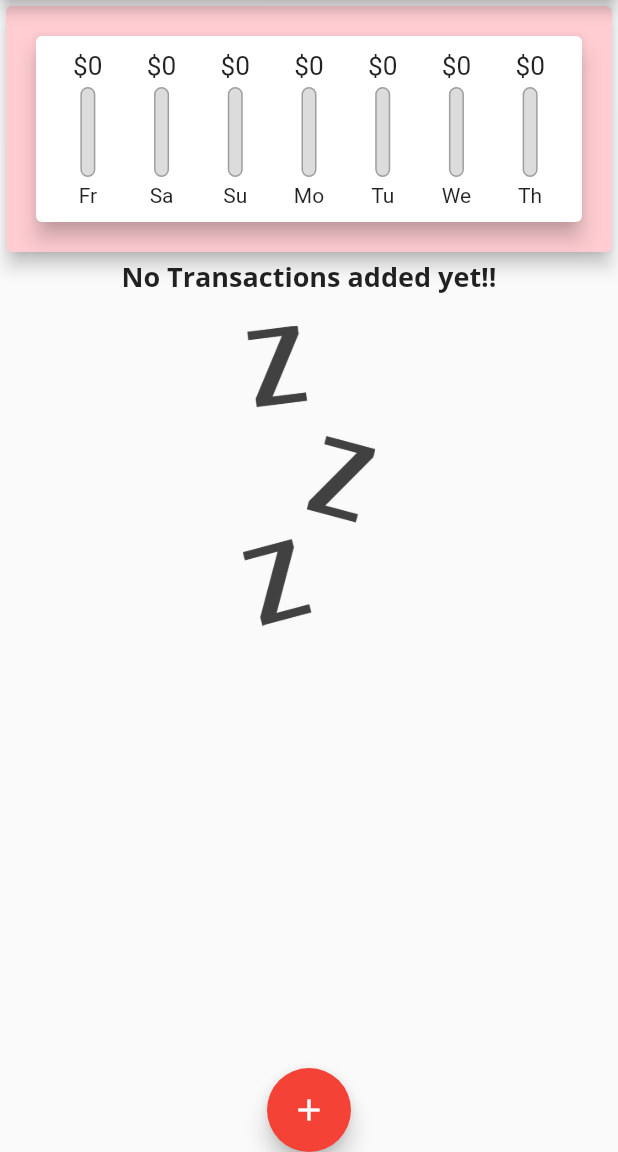
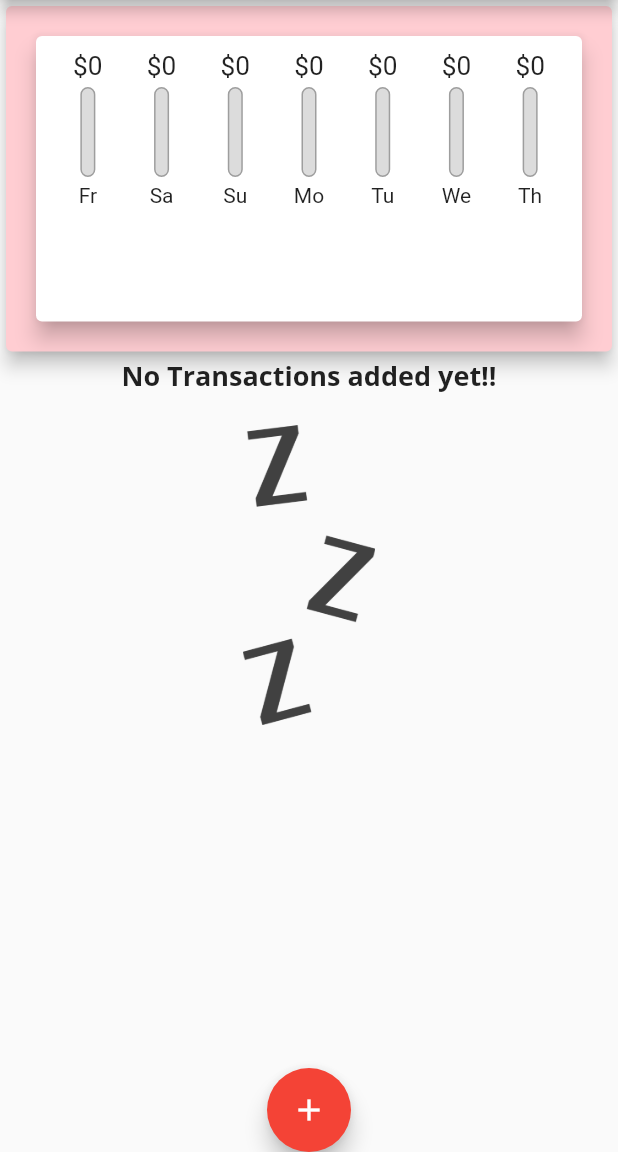
Before and after one commit to byrash/finance_tracker_app, a Flutter app: the screen it shows after launch, on a phone screen of 412 x 824 dp, the part 84-1236 px from its top. Run offline on Flutter 3.47's test engine with Material 2 defaults, Android fonts, the phone set to English and light mode, and no system bars.

Commit message:
Resposive ness

```diff
--- a/lib/main.dart
+++ b/lib/main.dart
@@ -81,9 +81,8 @@ class _MyHomePageState extends State<MyHomePage> {
 
   @override
   Widget build(BuildContext context) {
-    return Scaffold(
-      appBar: AppBar(
-        title: Text("Finance Tracker"),
+    var appBarComponent = AppBar(
+      title: const Text("Finance Tracker"),
       actions: [
         IconButton(
             onPressed: () {
@@ -91,7 +90,9 @@ class _MyHomePageState extends State<MyHomePage> {
             },
             icon: Icon(Icons.add))
       ],
-      ),
+    );
+    return Scaffold(
+      appBar: appBarComponent,
       floatingActionButtonLocation: FloatingActionButtonLocation.centerDocked,
       floatingActionButton: FloatingActionButton(
         child: Icon(Icons.add),
@@ -108,11 +109,21 @@ class _MyHomePageState extends State<MyHomePage> {
               width: double.infinity,
               child: Card(
                 color: Theme.of(context).primaryColorLight,
-                child: Chart(_recentTransactions),
+                child: Container(
+                    height: (MediaQuery.of(context).size.height -
+                            appBarComponent.preferredSize.height -
+                            MediaQuery.of(context).padding.top) *
+                        0.3,
+                    child: Chart(_recentTransactions)),
                 elevation: 5,
               ),
             ),
-            TransactionList(_transactions, _deleteTransaction)
+            Container(
+                height: (MediaQuery.of(context).size.height -
+                        appBarComponent.preferredSize.height -
+                        MediaQuery.of(context).padding.top) *
+                    0.7,
+                child: TransactionList(_transactions, _deleteTransaction))
           ],
         ),
       ),
--- a/lib/widgets/transaction_list.dart
+++ b/lib/widgets/transaction_list.dart
@@ -10,7 +10,6 @@ class TransactionList extends StatelessWidget {
   @override
   Widget build(BuildContext context) {
     return Container(
-      height: 300,
       child: transactions.isEmpty
           ? Column(
               children: [
```
Lines whose indentation alone changed are shown as unchanged.
